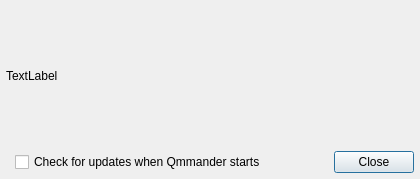
Qt form updatedialog.ui (grainiac/qtrunner) before a commit.
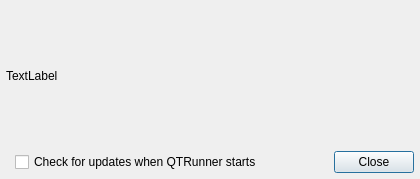
The same form after that commit.

Commit message: Corrected some strings.

Patch:
```diff
--- a/updatedialog.ui
+++ b/updatedialog.ui
@@ -58,7 +58,7 @@
        <item>
         <widget class="QCheckBox" name="checkBox">
          <property name="text">
-          <string>Check for updates when Qmmander starts</string>
+          <string>Check for updates when QTRunner starts</string>
          </property>
         </widget>
        </item>
```
Left out of the diff: 2 changed lines with no effect on the pictures.
